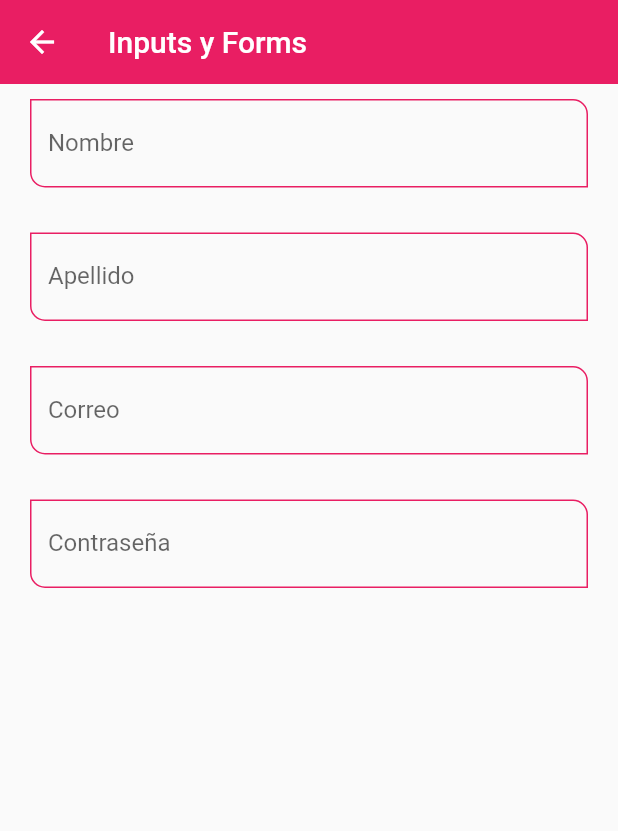
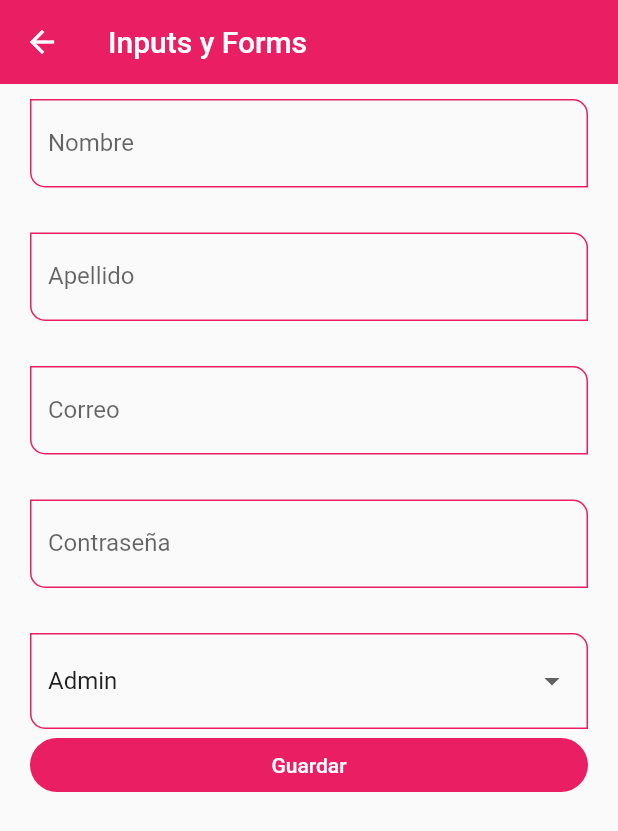
Before and after one commit to Lisandris/Listview1, a Flutter app: the InputScreen screen opened by its route, on a phone screen of 412 x 824 dp. Shown: the top 831 px of the screen. Run offline on Flutter 3.47's test engine with Material 2 defaults, Android fonts, the phone set to English and light mode, and no system bars.

Commit message:
creando formas de widgets, slider, Switches

```diff
--- a/lib/router/app_routes.dart
+++ b/lib/router/app_routes.dart
@@ -1,4 +1,5 @@
 import 'package:fl_components/models/models.dart';
+import 'package:fl_components/screens/listview_builder_screen.dart';
 import 'package:fl_components/screens/screens.dart';
 
 import '../screens/avatar_screen.dart';
@@ -18,6 +19,9 @@ class AppRoutes {
   MenuOptions(route: 'avatar', name: 'Circle Avatar', screen: const AvatarScreen(), icon: Icons.supervised_user_circle_outlined),
   MenuOptions(route: 'animated', name: 'Animated Container', screen: const AnimatedScreen(), icon: Icons.play_circle_outline_rounded),
   MenuOptions(route: 'inputs', name: 'Text Inputs', screen: const InputScreen(), icon: Icons.input_rounded),
+  MenuOptions(route: 'slider', name: 'Slider and Checks', screen: const SliderScreen(), icon: Icons.spa_outlined),
+  MenuOptions(route: 'ListviewBuilder', name: 'InfiniteScrol and Pull to refresh ', screen: const ListviewBuilderScreen(), icon: Icons.build_circle_outlined),
+
 
 ];
 
--- a/lib/screens/inputs_screen.dart
+++ b/lib/screens/inputs_screen.dart
@@ -7,6 +7,17 @@ class InputScreen extends StatelessWidget {
 
   @override
   Widget build(BuildContext context) {
+
+    final GlobalKey<FormState> myFormKey = GlobalKey<FormState>();
+
+ final Map<String, String> formValues = {
+  'first_name': 'Lisandris',
+  'lasst_name': 'Rodriguez',
+  'email'     : 'Lis17@hotmail.com',
+  'password'  : '12345',
+  'role'      : 'Admin'
+ };
+
     return Scaffold(
       appBar: AppBar(
         title: const Text( 'Inputs y Forms'),
@@ -14,23 +25,62 @@ class InputScreen extends StatelessWidget {
       body: SingleChildScrollView(
         child: Padding(
           padding: const EdgeInsets.symmetric( horizontal: 20, vertical: 10),
-          child: Column(
-            children: const [
+          child: Form(
+            key: myFormKey,
 
-              CustominputField( labelText: 'Nombre', hintText: 'Nombre del usuario',),
-              SizedBox( height: 30 ),
+            child: Column(
+              children: [
 
-              CustominputField( labelText: 'Apellido', hintText: 'Apellido del usuario',),
-              SizedBox( height: 30 ),
+              CustominputField( labelText: 'Nombre', hintText: 'Nombre del usuario', formValues: formValues, formProperty: 'firs_name',),
+              const SizedBox( height: 30 ),
 
-              CustominputField( labelText: 'Correo', hintText: 'Correo del usuario', keyboardType: TextInputType.emailAddress,),
-              SizedBox( height: 30 ),
+              CustominputField( labelText: 'Apellido', hintText: 'Apellido del usuario',formValues: formValues, formProperty: 'last_name',),
+              const SizedBox( height: 30 ),
 
-              CustominputField( labelText: 'Contraseña', hintText: 'Contraseña del usuario', obscureText: true,),
-              SizedBox( height: 30 ),
+              CustominputField( labelText: 'Correo', hintText: 'Correo del usuario', keyboardType: TextInputType.emailAddress,formValues: formValues, formProperty: 'email',),
+              const SizedBox( height: 30 ),
+
+              CustominputField( labelText: 'Contraseña', hintText: 'Contraseña del usuario', obscureText: true,formValues: formValues, formProperty: 'password',),
+              const SizedBox( height: 30 ),
+
+              DropdownButtonFormField<String>(
+                value: 'Admin',
+                items: const [
+                  DropdownMenuItem( value: 'Admin', child: Text('Admin')),
+                  DropdownMenuItem( value: 'Superuser', child: Text('Superuser')),
+                  DropdownMenuItem( value: 'Developer', child: Text('Developer')),
+                  DropdownMenuItem( value: 'Jr. Developer', child: Text('Jr. Developer')),
+                ],
+                onChanged: (value) {
+                  print(value);
+                  formValues['role'] = value ?? 'Admin';
+                }
+              ),
 
 
-            ],
+
+
+                ElevatedButton(
+                  child: const SizedBox (
+                    width: double.infinity,
+                    child: Center (child: const Text ('Guardar'))
+                  ),
+                  onPressed: () {
+
+                    FocusScope.of(context).requestFocus( FocusNode() );
+
+                    if ( !myFormKey.currentState!.validate() ) {
+                      print('Formulario no valido');
+                      return;
+                    }
+
+                    print(formValues);
+                  },
+                )
+
+
+              ],
+            ),
           )
         ),
       ),
--- a/lib/screens/screens.dart
+++ b/lib/screens/screens.dart
@@ -1,4 +1,6 @@
 
+export 'package:fl_components/screens/listview1_screen.dart';
+export 'package:fl_components/screens/slider_screen.dart';
 export 'package:fl_components/screens/alert_screen.dart';
 export 'package:fl_components/screens/animated_screen.dart';
 export 'package:fl_components/screens/card_screen.dart';
--- a/lib/widgers/custom_input_field.dart
+++ b/lib/widgers/custom_input_field.dart
@@ -10,6 +10,9 @@ class CustominputField extends StatelessWidget {
   final TextInputType? keyboardType;
   final bool obscureText;
 
+  final String formProperty;
+  final Map<String, String> formValues;
+
 
   const CustominputField({
     Key? key,
@@ -20,6 +23,8 @@ class CustominputField extends StatelessWidget {
     this.suffixIcon,
     this.keyboardType,
     this.obscureText = false,
+    required this.formProperty,
+    required this.formValues,
   }) : super(key: key);
 
   @override
@@ -31,9 +36,7 @@ class CustominputField extends StatelessWidget {
       textCapitalization: TextCapitalization.words,
       keyboardType: keyboardType,
       obscureText: obscureText,
-      onChanged: ( value ) {
-        print('Value: $value');
-      },
+      onChanged: ( value ) => formValues[ formProperty] = value,
       validator: (value) {
         if ( value == null ) return 'Este campo es requerido';
         return value.length < 3 ? 'Minimo de 3 letras': null ;
```
Also changed, not shown: lib/screens/listview_builder_screen.dart (added, +29 -0 lines), lib/screens/slider_screen.dart (added, +83 -0 lines).
